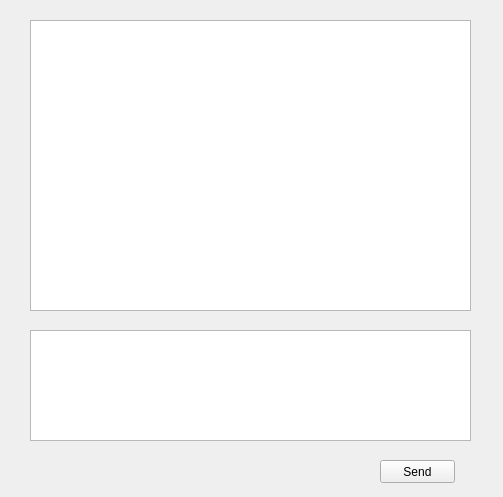
Before: the Qt Designer form messagebox.ui in xizhibei/QICQ, drawn with Qt 5.
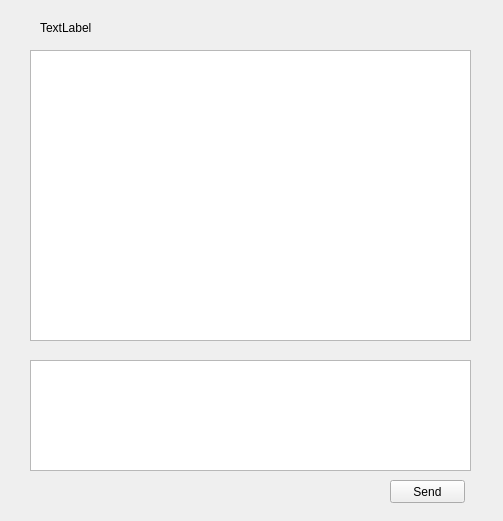
After: the same form once the commit is applied.

Patch:
```diff
--- a/messagebox.ui
+++ b/messagebox.ui
@@ -7,7 +7,7 @@
     <x>0</x>
     <y>0</y>
     <width>503</width>
-    <height>497</height>
+    <height>521</height>
    </rect>
   </property>
   <property name="windowTitle">
@@ -17,7 +17,7 @@
    <property name="geometry">
     <rect>
      <x>30</x>
-     <y>330</y>
+     <y>360</y>
      <width>441</width>
      <height>111</height>
     </rect>
@@ -27,7 +27,7 @@
    <property name="geometry">
     <rect>
      <x>30</x>
-     <y>20</y>
+     <y>50</y>
      <width>441</width>
      <height>291</height>
     </rect>
@@ -36,8 +36,8 @@
   <widget class="QPushButton" name="sendpushButton">
    <property name="geometry">
     <rect>
-     <x>380</x>
-     <y>460</y>
+     <x>390</x>
+     <y>480</y>
      <width>75</width>
      <height>23</height>
     </rect>
@@ -46,6 +46,19 @@
     <string>Send</string>
    </property>
   </widget>
+  <widget class="QLabel" name="frdlabel">
+   <property name="geometry">
+    <rect>
+     <x>40</x>
+     <y>20</y>
+     <width>431</width>
+     <height>16</height>
+    </rect>
+   </property>
+   <property name="text">
+    <string>TextLabel</string>
+   </property>
+  </widget>
  </widget>
  <resources/>
  <connections/>
```
